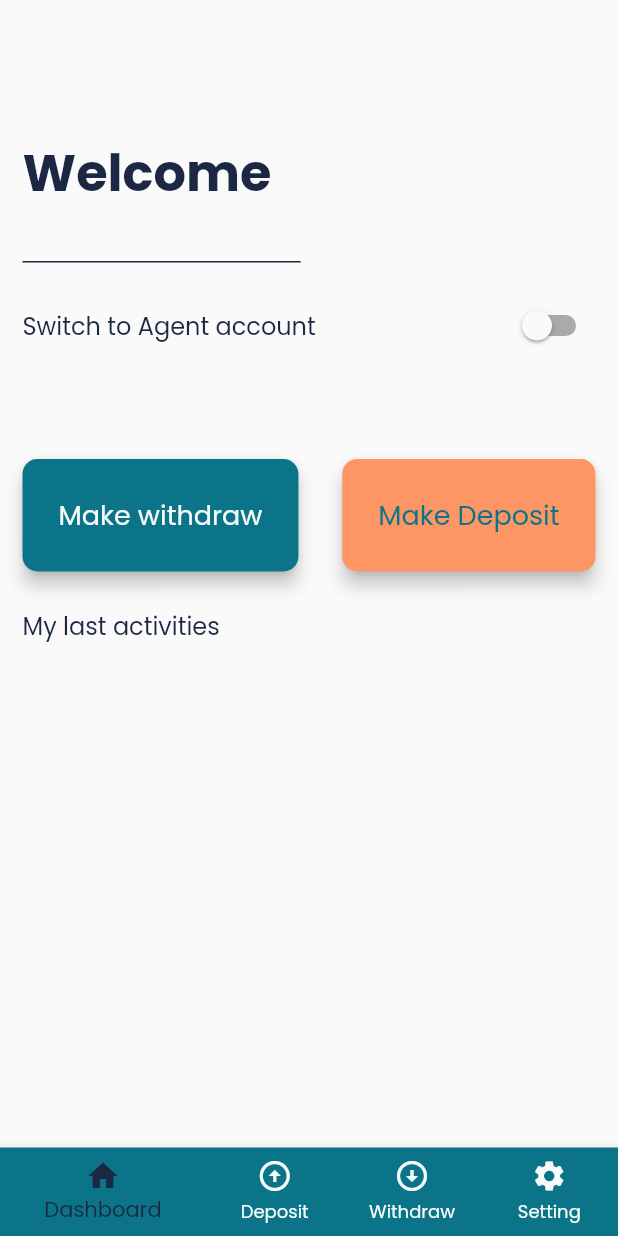
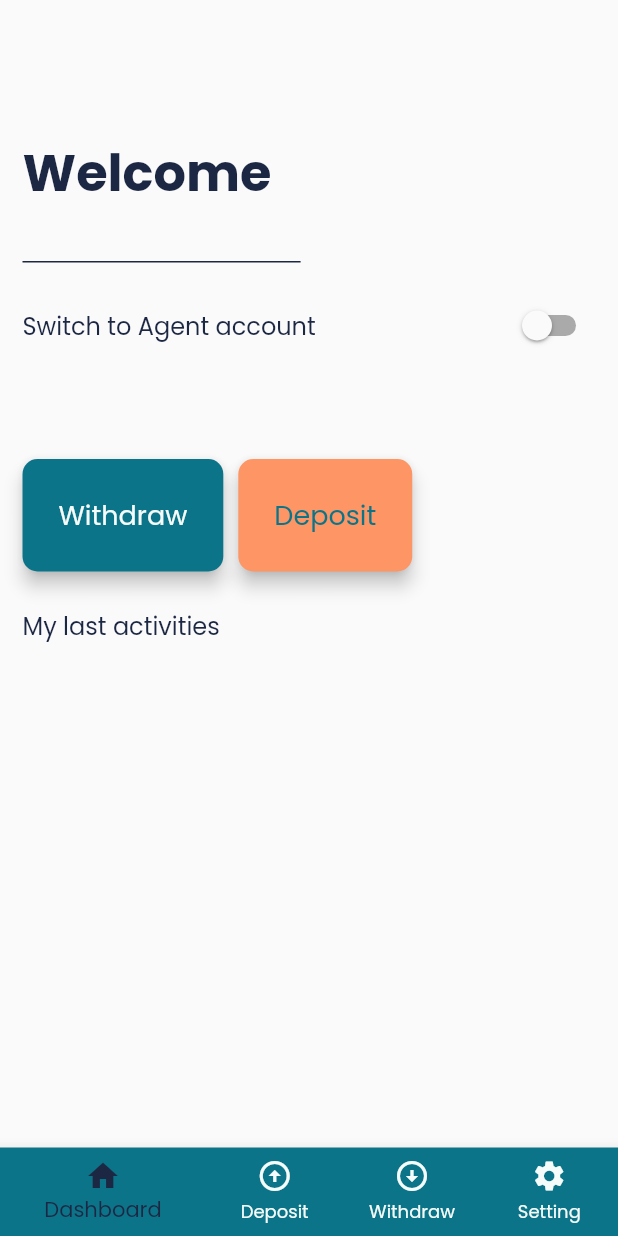
Before and after one commit to sammagafu/wakala, a Flutter app: the UserDashboard screen opened by its route, on a phone screen of 412 x 824 dp. Run offline on Flutter 3.47's test engine with Material 2 defaults, Android fonts, the phone set to English and light mode, and no system bars; our stand-ins replace cloud_firestore, firebase_auth, firebase_core, flutter_neumorphic, flutter_svg, geolocator and 2 more; missing offline and left inert: flutter_ringtone_player; accounts and stored records are empty.

Commit message:
updated home page view to access both agent and normal user

```diff
--- a/lib/screen/dashboard/userdashboard/tabs/deposit.dart
+++ b/lib/screen/dashboard/userdashboard/tabs/deposit.dart
@@ -21,6 +21,7 @@ class _DepositState extends State<Deposit> {
   @override
   Widget build(BuildContext context) {
     return Container(
+      color: kContentDarkTheme,
       padding: const EdgeInsets.fromLTRB(15, 65, 15, 30),
       child: Column(
         children: [
--- a/lib/screen/dashboard/userdashboard/tabs/home.dart
+++ b/lib/screen/dashboard/userdashboard/tabs/home.dart
@@ -107,7 +107,6 @@ class _HomeState extends State<Home> {
           ),
           const SizedBox(height: 65),
           Row(
-            mainAxisAlignment: MainAxisAlignment.spaceBetween,
             children: [
               GestureDetector(
                 onTap: () {
@@ -117,18 +116,23 @@ class _HomeState extends State<Home> {
                   borderRadius: BorderRadius.circular(10),
                   color: kContentColorLightTheme,
                   elevation: 5,
-                  child: Container(
+                  child: Padding(
                     padding: const EdgeInsets.all(24),
+                    child: Expanded(
                       child: Column(
                         children: [
                           Text(
-                          "Make withdraw",
+                            "Withdraw",
                             style: Theme.of(context).textTheme.headline5,
                           ),
                         ],
                       ),
                     ),
                   ),
+                ),
+              ),
+              const SizedBox(
+                width: 10,
               ),
               GestureDetector(
                 onTap: () {
@@ -138,12 +142,12 @@ class _HomeState extends State<Home> {
                   borderRadius: BorderRadius.circular(10),
                   color: kSecondaryColor,
                   elevation: 5,
-                  child: Container(
+                  child: Padding(
                     padding: const EdgeInsets.all(24),
                     child: Column(
                       children: [
                         Text(
-                          "Make Deposit",
+                          "Deposit",
                           style: Theme.of(context)
                               .textTheme
                               .headline5
--- a/lib/screen/dashboard/userdashboard/tabs/withdraw.dart
+++ b/lib/screen/dashboard/userdashboard/tabs/withdraw.dart
@@ -15,6 +15,7 @@ class _WithdrawState extends State<Withdraw> {
   @override
   Widget build(BuildContext context) {
     return Container(
+      color: kContentDarkTheme,
       padding: const EdgeInsets.fromLTRB(15, 65, 15, 30),
       child: Column(
         children: [
--- a/lib/screen/welcomescreen/login.dart
+++ b/lib/screen/welcomescreen/login.dart
@@ -90,7 +90,7 @@ class _LoginScreenState extends State<LoginScreen> {
                     }
                   },
                   decoration: const InputDecoration(
-                    prefixIcon: const Icon(
+                    prefixIcon: Icon(
                       Icons.lock,
                       color: kContentDarkTheme,
                     ),
```
Also changed, not shown: lib/screen/registration/registerAgent.dart (+0 -9 lines). Lines whose indentation alone changed are shown as unchanged.
